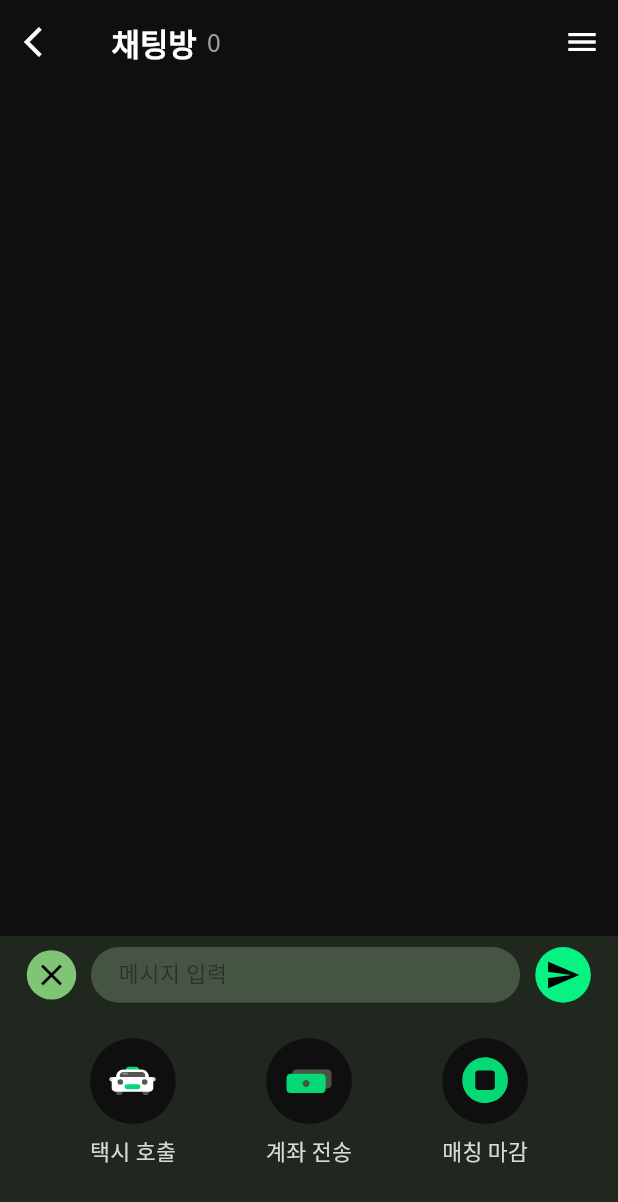
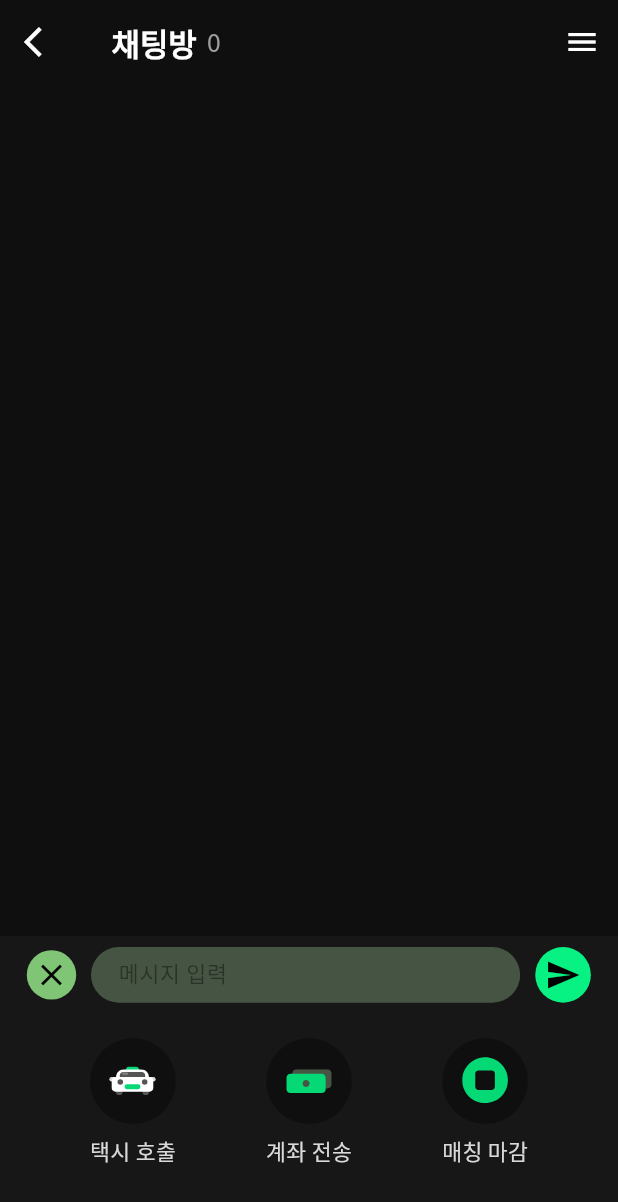
Before and after one commit to Leets-Official/Gachtaxi-Mobile, a Flutter app: the ChatScreen screen opened directly with empty values, after a tap on the "add" icon, on a phone screen of 412 x 824 dp. Shown: the top 1202 px of the screen. Run offline on Flutter 3.47's test engine with Material 3 defaults, Android fonts, the phone set to English and light mode, and no system bars; our stand-ins replace dio, firebase_core, firebase_messaging, flutter_dotenv, flutter_riverpod, flutter_screenutil and 11 more; missing offline and left inert: stomp_dart_client; accounts and stored records are empty; generated files the repository leaves out were written again; network calls fail; project files that could hold a hidden picture were left out.

Commit message:
design: UI 부분 최신화

```diff
--- a/lib/common/constants/colors.dart
+++ b/lib/common/constants/colors.dart
@@ -7,7 +7,7 @@ class AppColors {
 
   // 배경 및 컴포넌트 색상
   static const Color neutralDark = Color(0xFF0F0F0F);
-  static const Color neutralComponent = Color(0xFF20271E);
+  static const Color neutralComponent = Color(0xFF171717);
   static const Color neutralAccent = Color(0xFF4F624A);
   static const Color neutralBorder = Color(0xFF4B5E46);
   static const Color inputGrey = Color(0xFF787272);
--- a/lib/domain/home/components/matching/auto/location_card.dart
+++ b/lib/domain/home/components/matching/auto/location_card.dart
@@ -51,7 +51,7 @@ class LocationCard extends ConsumerWidget {
                 mainAxisAlignment: MainAxisAlignment.center,
                 children: [
                   _LocationField(controller: departureController),
-                  Divider(color: AppColors.neutralAccent),
+                  Divider(color: AppColors.darkGray),
                   _LocationField(controller: destinationController),
                 ],
               ),
```
